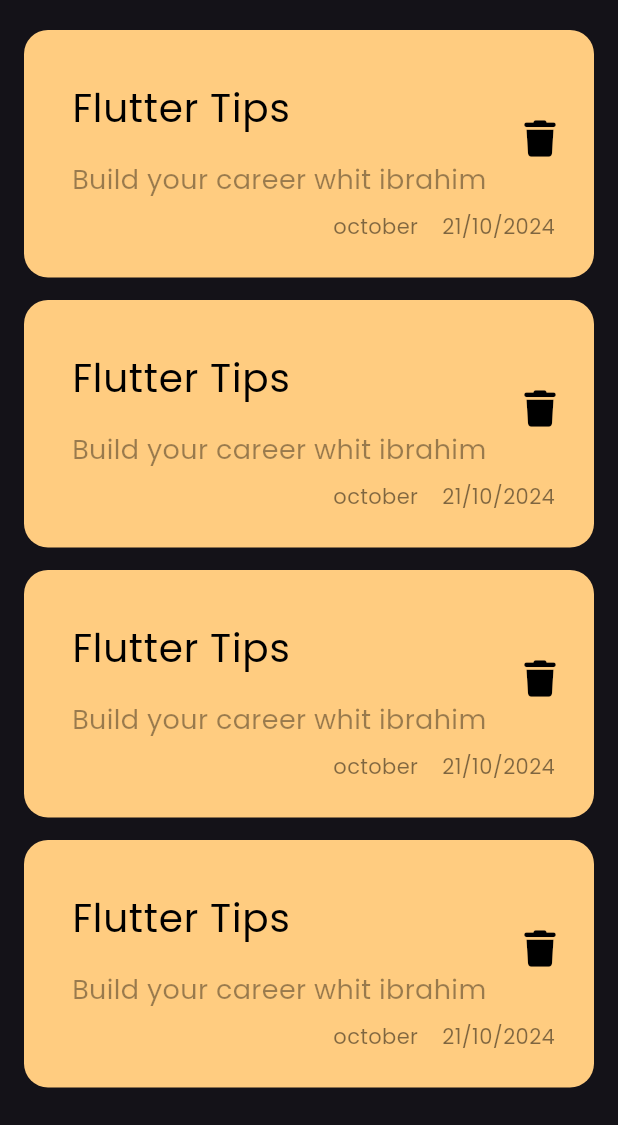
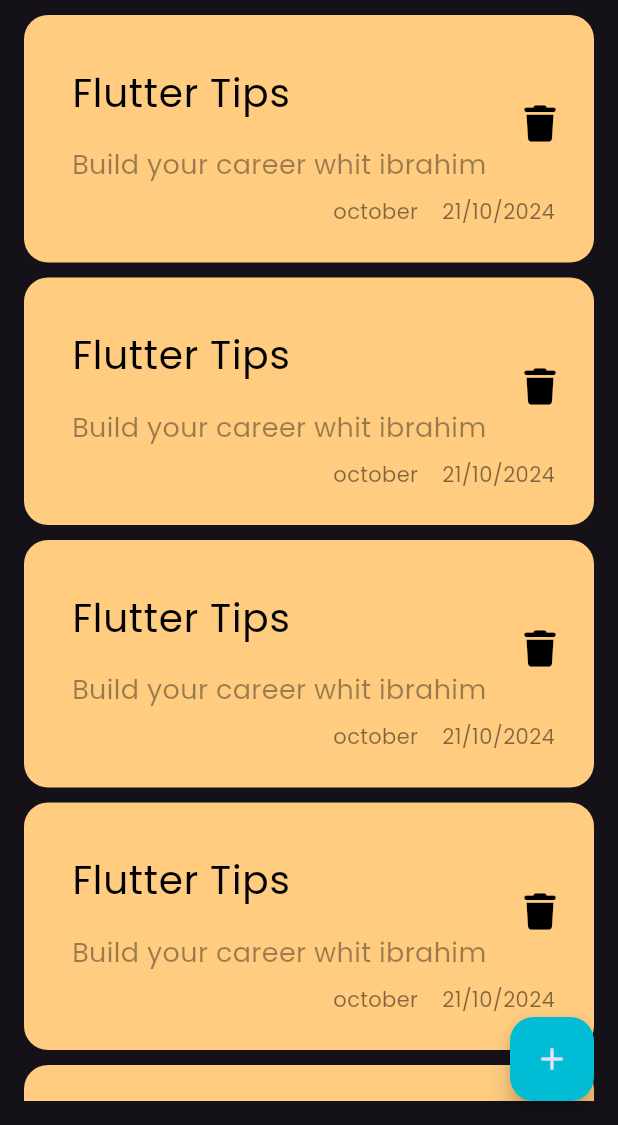
Before and after one commit to Ibrahim-Meshemshan/notes_app, a Flutter app: the screen it shows after launch, on a phone screen of 412 x 824 dp, the part 111-1236 px from its top. Run offline on Flutter 3.47's test engine with Material 3 defaults, Android fonts, the phone set to English and light mode, and no system bars; our stand-ins replace font_awesome_flutter.

Commit message:
add floatingActionButton

```diff
--- a/lib/views/notes_view.dart
+++ b/lib/views/notes_view.dart
@@ -6,8 +6,13 @@ class NotesView extends StatelessWidget {
 
   @override
   Widget build(BuildContext context) {
-    return const Scaffold(
-      body: NotesViewBody(),
+    return Scaffold(
+      body:const NotesViewBody(),
+      floatingActionButton: FloatingActionButton(
+        backgroundColor: Colors.cyan,
+        onPressed: () {},
+        child: const Icon(Icons.add,),
+      ),
     );
   }
 }
--- a/lib/views/widgets/custom_notes_item.dart
+++ b/lib/views/widgets/custom_notes_item.dart
@@ -51,7 +51,7 @@ class NoteItem extends StatelessWidget {
             ],
           ),
         ),
-        SizedBox(height: 15)
+        SizedBox(height: 10)
       ],
     );
   }
--- a/lib/views/widgets/notes_listView.dart
+++ b/lib/views/widgets/notes_listView.dart
@@ -4,7 +4,6 @@ import 'custom_notes_item.dart';
 
 class NotesListView extends StatelessWidget {
   const NotesListView({super.key});
-
   @override
   Widget build(BuildContext context) {
     return Expanded(
--- a/lib/views/widgets/notes_view_body.dart
+++ b/lib/views/widgets/notes_view_body.dart
@@ -16,7 +16,7 @@ class NotesViewBody extends StatelessWidget {
         child: Column(
           children: [
             CustomAppBar(),
-            SizedBox(height: 20),
+            SizedBox(height: 10),
             NotesListView(),
           ],
         ),
```
